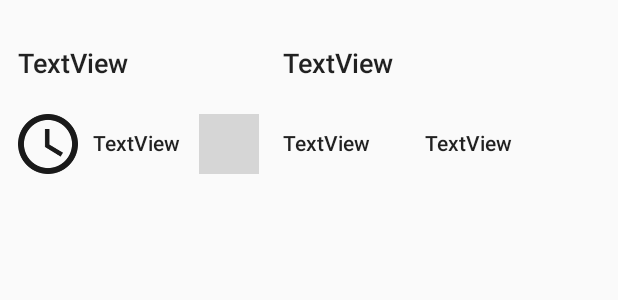
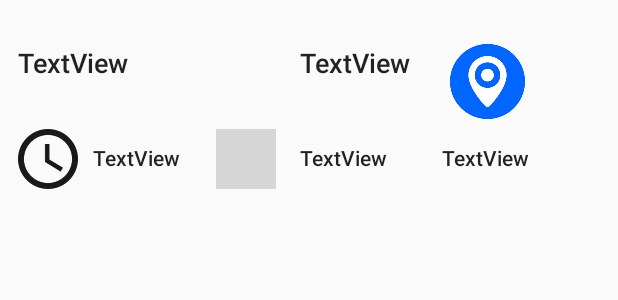
Before and after one commit to JulianJason/The-Travelling-Man, an Android app: the layout recyclerview_itinerary_row.xml on its own in the app's theme, with its tools: preview values and no code run, on a phone screen of 412 x 824 dp. Shown: the top 300 px of the screen. Run offline under Robolectric (Android 15) with nearby library versions, the phone set to English and light mode, and no system bars; grey boxes are pictures that could not be loaded.

```diff
--- a/TheTravellingMan/app/src/main/java/com/lejit/thetravellingman/ItineraryRecyclerAdapter.java
+++ b/TheTravellingMan/app/src/main/java/com/lejit/thetravellingman/ItineraryRecyclerAdapter.java
@@ -65,13 +65,15 @@ public class ItineraryRecyclerAdapter extends RecyclerView.Adapter {
         if (position == 0) {
             tempHolder.mTo.setText(dataset.get(dataset.size() - 1).getTo());
             tempHolder.mFrom.setText("Estimated total \ncost to ");
+            tempHolder.mTime.setText(item.getTime()+" min");
         } else {
             tempHolder.mFrom.setText(dataset.get(position - 1).getTo());
             tempHolder.mTo.setText(item.getTo());
+            tempHolder.mTime.setText(item.getTime());
         }
 
         tempHolder.mCost.setText("SGD " + item.getCost());
-        tempHolder.mTime.setText(item.getTime());
+
         tempHolder.mMethodOfTransport.setText(item.getMethod());
     }
 
--- a/TheTravellingMan/app/src/main/res/layout/recyclerview_itinerary_row.xml
+++ b/TheTravellingMan/app/src/main/res/layout/recyclerview_itinerary_row.xml
@@ -14,14 +14,14 @@
             android:layout_height="40dp"
             app:srcCompat="@drawable/time_icon"
             android:id="@+id/timeIcon"
-            android:layout_marginTop="22dp"
+            android:layout_marginTop="32dp"
             android:layout_below="@+id/fromResult"
             android:layout_alignParentStart="true"
             android:layout_marginStart="12dp" />
 
         <TextView
             android:text="TextView"
-            android:layout_width="wrap_content"
+            android:layout_width="70dp"
             android:layout_height="wrap_content"
             android:id="@+id/timeValue"
             android:textAppearance="@style/TextAppearance.AppCompat.Body2"
@@ -35,10 +35,11 @@
             android:layout_width="wrap_content"
             android:layout_height="wrap_content"
             android:id="@+id/methodOfTransportText"
-            android:layout_alignBaseline="@+id/costValue"
             android:layout_alignBottom="@+id/costValue"
+
             android:layout_toEndOf="@+id/costValue"
             android:layout_marginStart="36dp"
+
             android:textAppearance="@style/TextAppearance.AppCompat.Body2" />
 
         <ImageView
@@ -52,12 +53,13 @@
 
         <TextView
             android:text="TextView"
-            android:layout_width="wrap_content"
+            android:layout_width="150dp"
             android:layout_height="wrap_content"
+            android:textAlignment="textStart"
             android:id="@+id/fromResult"
             android:textAppearance="@style/TextAppearance.AppCompat.Body2"
             android:textSize="18sp"
-            android:layout_alignBottom="@+id/toResult"
+            android:layout_alignTop="@+id/toResult"
             android:layout_alignStart="@+id/timeIcon" />
 
         <TextView
@@ -67,19 +69,31 @@
             android:id="@+id/costValue"
             android:textAppearance="@style/TextAppearance.AppCompat.Body2"
             android:layout_marginStart="16dp"
+            android:layout_marginBottom="11dp"
             android:layout_alignBaseline="@+id/timeValue"
             android:layout_alignBottom="@+id/timeValue"
             android:layout_toEndOf="@+id/costIcon" />
 
         <TextView
             android:text="TextView"
-            android:layout_width="wrap_content"
+            android:layout_width="100dp"
             android:layout_height="wrap_content"
             android:id="@+id/toResult"
             android:textAppearance="@style/TextAppearance.AppCompat.Body2"
             android:textSize="18sp"
             android:layout_marginTop="29dp"
+            android:layout_marginBottom="11dp"
             android:layout_alignParentTop="true"
             android:layout_alignStart="@+id/costValue" />
+
+        <ImageView
+            android:layout_width="50dp"
+            android:layout_height="50dp"
+            android:layout_marginStart="300dp"
+            app:srcCompat="@drawable/location"
+            android:layout_alignTop="@+id/toResult"
+
+            android:id="@+id/imageView"
+            android:onClick="map"/>
     </RelativeLayout>
 </LinearLayout>
```
Also changed, not shown: TheTravellingMan/app/src/main/java/com/lejit/thetravellingman/ItenaryPlanner.java (+128 -2 lines), TheTravellingMan/app/src/main/res/layout/fragment_itinerary.xml (+7 -5 lines).
